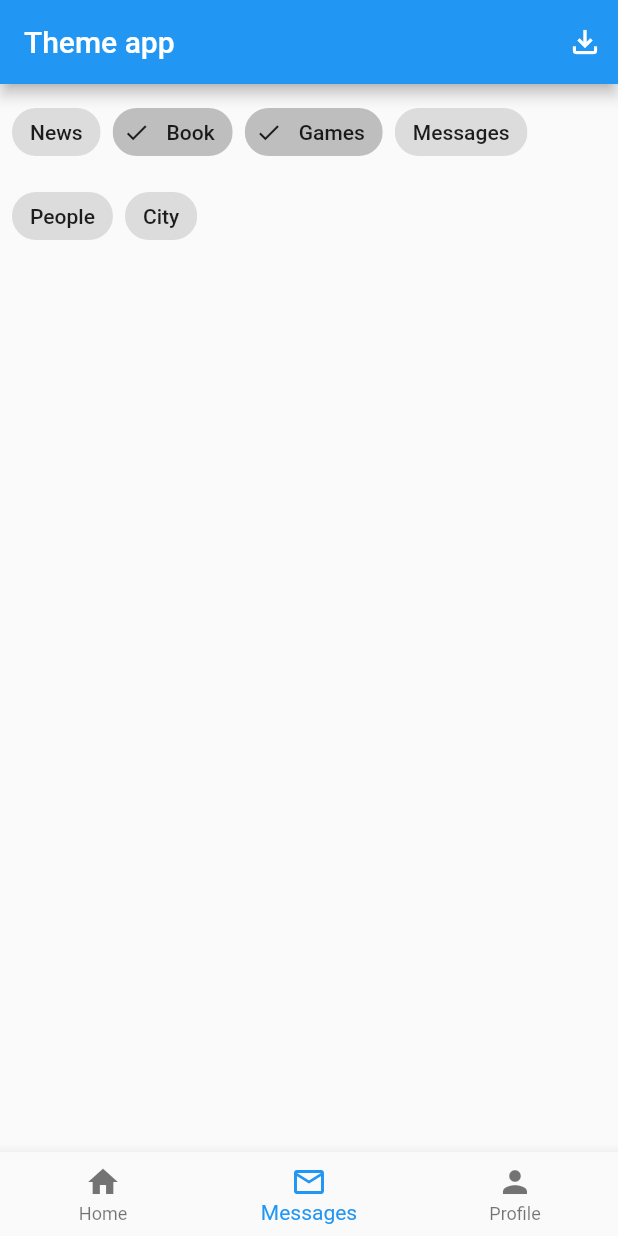
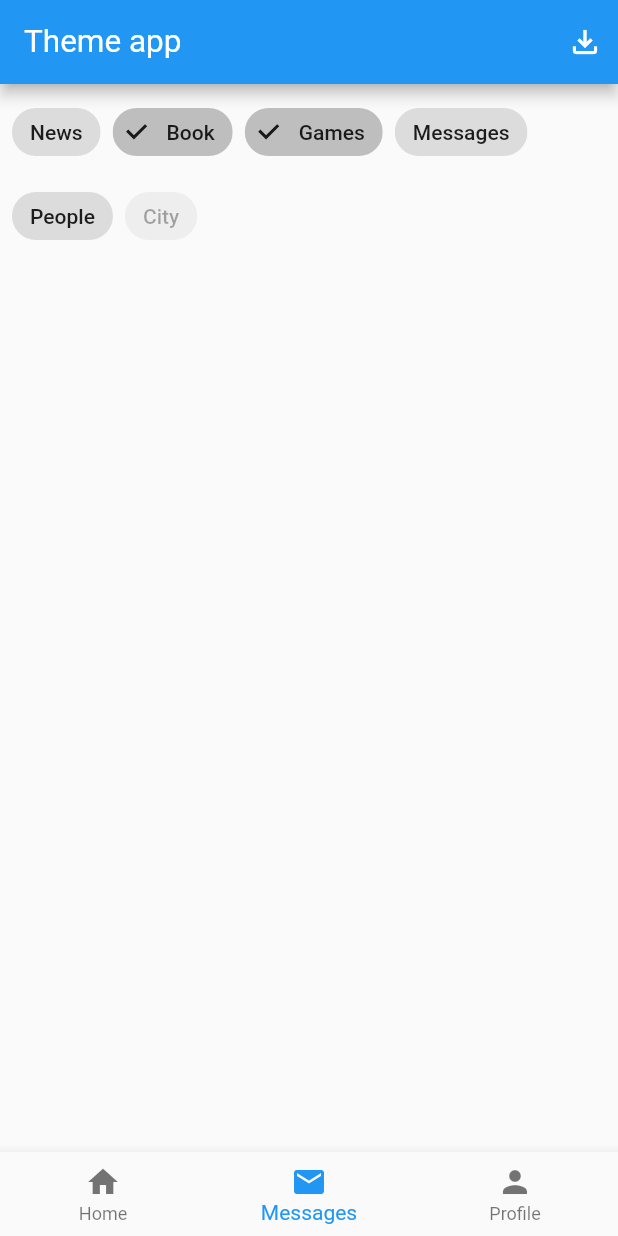
Before and after one commit to matua/themes, a Flutter app: the screen it shows after launch, item 2 of the bottom bar chosen, on a phone screen of 412 x 824 dp. Run offline on Flutter 3.47's test engine with Material 2 defaults, Android fonts, the phone set to English and light mode, and no system bars.

Commit message:
main and orange themes

```diff
--- /dev/null
+++ b/lib/business/ChangeThemeNotifier.dart
@@ -0,0 +1,29 @@
+import 'package:flutter/material.dart';
+
+import '../views/theme_data_styles/theme_data_chooser.dart';
+
+enum ThemeChoice { main, orange }
+
+class ChangeThemeNotifier extends ChangeNotifier {
+  ThemeChoice _themeChoice = ThemeChoice.main;
+  ThemeData _currentTheme = ThemeDataStyles.mainThemeData();
+
+  ThemeData _mainTheme = ThemeDataStyles.mainThemeData();
+
+  ThemeData _orangeTheme = ThemeDataStyles.orangeThemeData();
+
+  ThemeData get currentTheme => _currentTheme;
+
+  ThemeChoice get choice => _themeChoice;
+
+  void toggleThemes() {
+    if (_themeChoice == ThemeChoice.orange) {
+      _themeChoice = ThemeChoice.main;
+      _currentTheme = _mainTheme;
+    } else {
+      _themeChoice = ThemeChoice.orange;
+      _currentTheme = _orangeTheme;
+    }
+    notifyListeners();
+  }
+}
--- a/lib/my_app.dart
+++ b/lib/my_app.dart
@@ -1,18 +1,17 @@
 import 'package:flutter/material.dart';
+import 'package:provider/provider.dart';
 
-import 'views/home_page.dart';
+import 'business/ChangeThemeNotifier.dart';
+import 'views/page_controller.dart';
 
 class MyApp extends StatelessWidget {
   const MyApp({Key? key}) : super(key: key);
 
   @override
   Widget build(BuildContext context) {
-    return MaterialApp(
-      title: 'Flutter Demo',
-      theme: ThemeData(
-        primarySwatch: Colors.blue,
-      ),
-      home: const HomePage(title: 'Theme app'),
+    return ChangeNotifierProvider<ChangeThemeNotifier>(
+      create: (BuildContext context) => ChangeThemeNotifier(),
+      child: const HomePage(title: 'Theme app'),
     );
   }
 }
--- a/lib/views/home_body.dart
+++ b/lib/views/home_body.dart
@@ -24,8 +24,10 @@ class _HomeBodyState extends State<HomeBody> {
                 width: MediaQuery.of(context).size.width / 2,
                 child: TextField(
                   decoration: InputDecoration(
-                      hintText: 'Поиск товаров',
-                      suffixIcon: Icon(Icons.search)),
+                      labelText: 'Поиск товаров',
+                      suffixIcon: Icon(
+                        Icons.search,
+                      )),
                 )),
             ElevatedButton(
               onPressed: () {},
@@ -33,27 +35,31 @@ class _HomeBodyState extends State<HomeBody> {
             ),
           ],
         ),
+        Padding(
+          padding: const EdgeInsets.all(12.0),
+          child: CircularProgressIndicator(),
+        ),
         Expanded(
           child: GridView.builder(
+            key: PageStorageKey<String>('pageOne'),
             itemCount: 10,
             itemBuilder: (BuildContext context, int index) {
               return Card(
+                clipBehavior: Clip.hardEdge,
+                margin: EdgeInsets.all(8),
                 key: Key(index.toString()),
                 child: Column(
+                  key: UniqueKey(),
                   children: <Widget>[
                     Image.asset('images/card.png'),
-                    SizedBox(
-                      height: 50,
-                      child: Padding(
-                          padding: EdgeInsets.all(7),
-                          child: Text('Краткое описание карточки')),
-                    ),
+                    Padding(
+                        padding: EdgeInsets.all(7),
+                        child: Text('Краткое описание карточки')),
                   ],
                 ),
               );
             },
             gridDelegate: SliverGridDelegateWithMaxCrossAxisExtent(
-              childAspectRatio: 1,
               maxCrossAxisExtent: 200,
             ),
           ),
--- a/lib/views/messages_body.dart
+++ b/lib/views/messages_body.dart
@@ -19,7 +19,7 @@ class _MessageBodyState extends State<MessageBody> {
             children: <Widget>[
               Padding(
                 padding: EdgeInsets.all(4.0),
-                child: ChoiceChip(
+                child: FilterChip(
                   selected: false,
                   label: Text('News'),
                   onSelected: (bool value) {},
@@ -27,25 +27,23 @@ class _MessageBodyState extends State<MessageBody> {
               ),
               Padding(
                 padding: const EdgeInsets.all(4.0),
-                child: ChoiceChip(
+                child: FilterChip(
                   selected: true,
-                  avatar: Icon(Icons.done),
                   label: Text('Book'),
                   onSelected: (bool value) {},
                 ),
               ),
               Padding(
                 padding: const EdgeInsets.all(4.0),
-                child: ChoiceChip(
+                child: FilterChip(
                   selected: true,
-                  avatar: Icon(Icons.done),
                   label: Text('Games'),
                   onSelected: (bool value) {},
                 ),
               ),
               Padding(
                 padding: const EdgeInsets.all(4.0),
-                child: ChoiceChip(
+                child: FilterChip(
                   selected: false,
                   label: Text('Messages'),
                   onSelected: (bool value) {},
@@ -58,7 +56,7 @@ class _MessageBodyState extends State<MessageBody> {
             children: <Widget>[
               Padding(
                 padding: const EdgeInsets.all(4.0),
-                child: ChoiceChip(
+                child: FilterChip(
                   selected: false,
                   label: Text('People'),
                   onSelected: (bool value) {},
@@ -66,10 +64,10 @@ class _MessageBodyState extends State<MessageBody> {
               ),
               Padding(
                 padding: const EdgeInsets.all(4.0),
-                child: ChoiceChip(
+                child: FilterChip(
+                  onSelected: null,
                   selected: false,
                   label: Text('City'),
-                  onSelected: (bool value) {},
                 ),
               ),
             ],
--- a/lib/views/home_page.dart
+++ b/lib/views/page_controller.dart
@@ -1,10 +1,11 @@
 import 'package:flutter/material.dart';
+import 'package:provider/provider.dart';
+import 'package:themes/business/ChangeThemeNotifier.dart';
 
 import 'pages.dart';
 
 class HomePage extends StatefulWidget {
   const HomePage({Key? key, required this.title}) : super(key: key);
-
   final String title;
 
   @override
@@ -23,8 +24,25 @@ class _HomePageState extends State<HomePage> {
   @override
   Widget build(BuildContext context) {
     return MaterialApp(
+      debugShowCheckedModeBanner: false,
+      theme: Provider.of<ChangeThemeNotifier>(context).currentTheme,
       title: widget.title,
       home: Scaffold(
+        appBar: AppBar(
+          actions: <Widget>[
+            Padding(
+              padding: EdgeInsets.all(10),
+              child: GestureDetector(
+                onTap: () {
+                  Provider.of<ChangeThemeNotifier>(context, listen: false)
+                      .toggleThemes();
+                },
+                child: Icon(Icons.file_download_outlined),
+              ),
+            )
+          ],
+          title: Text(widget.title),
+        ),
         bottomNavigationBar: BottomNavigationBar(
           items: <BottomNavigationBarItem>[
             BottomNavigationBarItem(
@@ -36,7 +54,7 @@ class _HomePageState extends State<HomePage> {
             BottomNavigationBarItem(
                 label: 'Messages',
                 icon: Icon(
-                  Icons.email_outlined,
+                  Icons.email,
                   semanticLabel: 'Messages',
                 )),
             BottomNavigationBarItem(
@@ -49,15 +67,6 @@ class _HomePageState extends State<HomePage> {
           currentIndex: _selectedIndex,
           onTap: _onItemTapped,
         ),
-        appBar: AppBar(
-          actions: <Widget>[
-            Padding(
-              padding: EdgeInsets.all(10),
-              child: Icon(Icons.file_download_outlined),
-            )
-          ],
-          title: Text(widget.title),
-        ),
         body: pages.elementAt(_selectedIndex),
       ),
     );
--- a/lib/views/profile_body.dart
+++ b/lib/views/profile_body.dart
@@ -18,8 +18,10 @@ class _ProfileBodyState extends State<ProfileBody> {
           _showAlertDialog(context);
         },
         child: CircleAvatar(
+          backgroundColor: Theme.of(context).primaryColor,
+          foregroundColor: Theme.of(context).textTheme.titleSmall?.color,
           child: Text('АВ'),
-          radius: 50,
+          radius: 35,
         ),
       ),
     );
--- /dev/null
+++ b/lib/views/theme_data_styles/theme_data_chooser.dart
@@ -0,0 +1,108 @@
+import 'package:flutter/material.dart';
+
+class ThemeDataStyles {
+  static Color? mainOrange = Colors.deepOrange[200];
+  static Color? grey = Colors.grey[600];
+
+  static ThemeData mainThemeData() {
+    return ThemeData(
+      elevatedButtonTheme: ElevatedButtonThemeData(
+        style: ButtonStyle(
+            foregroundColor: MaterialStateProperty.all(Colors.black),
+            backgroundColor: MaterialStateProperty.all(Colors.grey[300])),
+      ),
+      cardTheme: CardTheme(
+        shape: RoundedRectangleBorder(
+          borderRadius: BorderRadius.only(
+            bottomLeft: Radius.circular(5.0),
+            bottomRight: Radius.circular(5.0),
+          ),
+        ),
+      ),
+      textTheme: TextTheme(
+        titleSmall: TextStyle(color: Colors.white),
+        titleLarge:
+            TextStyle(fontSize: 30, fontWeight: FontWeight.w400, color: grey),
+      ),
+      dialogTheme: DialogTheme(
+          titleTextStyle: TextStyle(
+        color: Colors.black,
+        fontSize: 18,
+      )),
+      appBarTheme: AppBarTheme(
+        titleTextStyle: TextStyle(fontSize: 21),
+      ),
+      chipTheme: ChipThemeData(disabledColor: Colors.grey[200]),
+    );
+  }
+
+  static ThemeData orangeThemeData() {
+    return ThemeData(
+      textSelectionTheme: TextSelectionThemeData(cursorColor: Colors.blue),
+      progressIndicatorTheme: ProgressIndicatorThemeData(color: grey),
+      inputDecorationTheme: InputDecorationTheme(
+        focusColor: mainOrange,
+        floatingLabelStyle: TextStyle(color: mainOrange),
+        // iconColor: mainOrange,
+        focusedBorder: UnderlineInputBorder(
+            borderSide: BorderSide(
+          color: mainOrange as Color,
+        )),
+      ),
+      bottomNavigationBarTheme: BottomNavigationBarThemeData(
+        backgroundColor: grey,
+        selectedItemColor: mainOrange,
+      ),
+      primaryColor: mainOrange,
+      primarySwatch: Colors.deepOrange,
+      chipTheme: ChipThemeData(
+        disabledColor: Colors.grey[400],
+        backgroundColor: grey,
+        selectedColor: mainOrange,
+        labelStyle: TextStyle(
+          color: Colors.white,
+        ),
+        showCheckmark: false,
+        shape: RoundedRectangleBorder(borderRadius: BorderRadius.circular(5)),
+      ),
+      cardTheme: CardTheme(
+        color: mainOrange,
+        shadowColor: grey,
+        elevation: 10,
+        shape: RoundedRectangleBorder(
+          borderRadius: BorderRadius.circular(15.0),
+        ),
+      ),
+      dialogTheme: DialogTheme(
+          backgroundColor: Colors.grey[500],
+          titleTextStyle: TextStyle(
+            color: Colors.black,
+            fontSize: 18,
+          )),
+      appBarTheme: AppBarTheme(
+        color: grey,
+        foregroundColor: mainOrange,
+        centerTitle: false,
+      ),
+      elevatedButtonTheme: ElevatedButtonThemeData(
+        style: ButtonStyle(
+          foregroundColor: MaterialStateProperty.all(Colors.black),
+          shape: MaterialStateProperty.all<RoundedRectangleBorder>(
+            RoundedRectangleBorder(
+              borderRadius: BorderRadius.circular(100.0),
+            ),
+          ),
+          backgroundColor: MaterialStateProperty.all(mainOrange),
+        ),
+      ),
+      textTheme: TextTheme(
+        titleSmall: TextStyle(color: Colors.white),
+        titleLarge: TextStyle(
+          fontSize: 21,
+          fontWeight: FontWeight.bold,
+          color: Colors.grey[500],
+        ),
+      ),
+    );
+  }
+}
```
Also changed, not shown: images/card.png (added).
